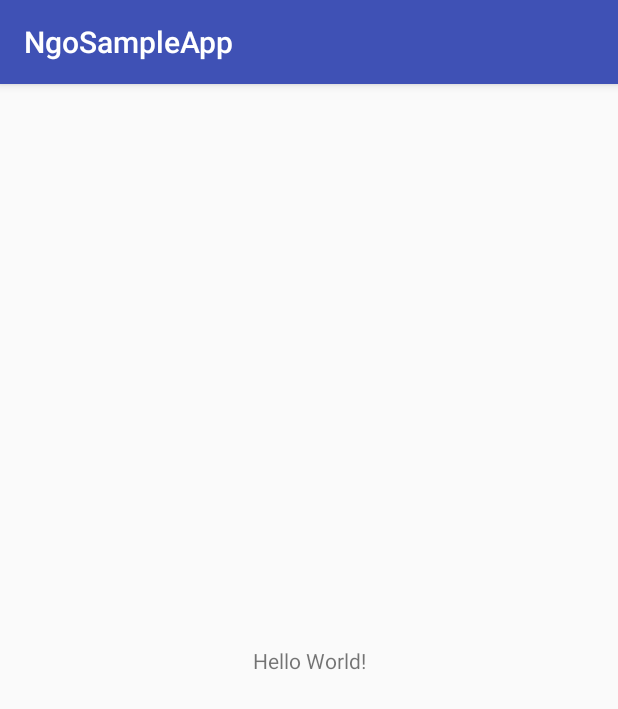
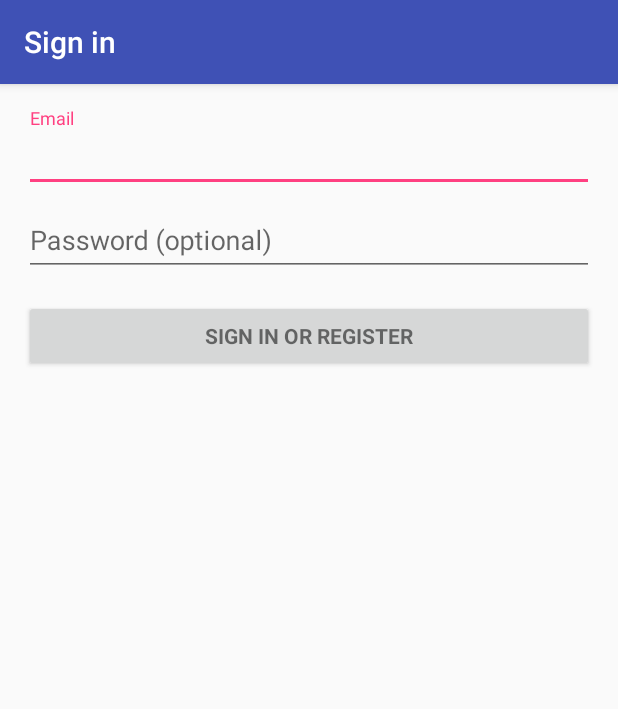
Before and after one commit to mun-sathish/NgoSampleApp, an Android app: the screen it shows after launch (MainActivity before the commit, LoginActivity after it), on a phone screen of 412 x 824 dp. Shown: the top 709 px of the screen. Run offline under Robolectric (Android 15) with nearby library versions, the light colour scheme and no system bars.

Commit message:
setting up

```diff
--- a/app/build.gradle
+++ b/app/build.gradle
@@ -22,8 +22,10 @@ dependencies {
     implementation fileTree(dir: 'libs', include: ['*.jar'])
     implementation 'com.android.support:appcompat-v7:26.1.0'
     implementation 'com.android.support.constraint:constraint-layout:1.1.0'
+    implementation 'com.android.support:design:26.1.0'
     testImplementation 'junit:junit:4.12'
     androidTestImplementation 'com.android.support.test:runner:1.0.2'
     androidTestImplementation 'com.android.support.test.espresso:espresso-core:3.0.2'
     implementation 'com.android.volley:volley:1.1.0'
+
 }
--- a/app/src/main/java/sathish/ngosampleapp/MainActivity.java
+++ b/app/src/main/java/sathish/ngosampleapp/MainActivity.java
@@ -1,7 +1,10 @@
 package sathish.ngosampleapp;
 
+import android.content.Intent;
+import android.os.Bundle;
 import android.support.v7.app.AppCompatActivity;
-import android.os.Bundle;
+
+import sathish.ngosampleapp.activity.LoginActivity;
 
 public class MainActivity extends AppCompatActivity {
 
@@ -9,5 +12,7 @@ public class MainActivity extends AppCompatActivity {
     protected void onCreate(Bundle savedInstanceState) {
         super.onCreate(savedInstanceState);
         setContentView(R.layout.activity_main);
+        Intent i = new Intent(this, LoginActivity.class);
+        startActivity(i);
     }
 }
--- /dev/null
+++ b/app/src/main/res/layout/activity_login.xml
@@ -0,0 +1,78 @@
+<?xml version="1.0" encoding="utf-8"?>
+<LinearLayout xmlns:android="http://schemas.android.com/apk/res/android"
+    xmlns:tools="http://schemas.android.com/tools"
+    android:layout_width="match_parent"
+    android:layout_height="match_parent"
+    android:gravity="center_horizontal"
+    android:orientation="vertical"
+    android:paddingBottom="@dimen/activity_vertical_margin"
+    android:paddingLeft="@dimen/activity_horizontal_margin"
+    android:paddingRight="@dimen/activity_horizontal_margin"
+    android:paddingTop="@dimen/activity_vertical_margin"
+    tools:context=".activity.LoginActivity">
+
+    <!-- Login progress -->
+    <ProgressBar
+        android:id="@+id/login_progress"
+        style="?android:attr/progressBarStyleLarge"
+        android:layout_width="wrap_content"
+        android:layout_height="wrap_content"
+        android:layout_marginBottom="8dp"
+        android:visibility="gone" />
+
+    <ScrollView
+        android:id="@+id/login_form"
+        android:layout_width="match_parent"
+        android:layout_height="match_parent">
+
+        <LinearLayout
+            android:id="@+id/email_login_form"
+            android:layout_width="match_parent"
+            android:layout_height="wrap_content"
+            android:orientation="vertical">
+
+            <android.support.design.widget.TextInputLayout
+                android:layout_width="match_parent"
+                android:layout_height="wrap_content">
+
+                <AutoCompleteTextView
+                    android:id="@+id/email"
+                    android:layout_width="match_parent"
+                    android:layout_height="wrap_content"
+                    android:hint="@string/prompt_email"
+                    android:inputType="textEmailAddress"
+                    android:maxLines="1"
+                    android:singleLine="true" />
+
+            </android.support.design.widget.TextInputLayout>
+
+            <android.support.design.widget.TextInputLayout
+                android:layout_width="match_parent"
+                android:layout_height="wrap_content">
+
+                <EditText
+                    android:id="@+id/password"
+                    android:layout_width="match_parent"
+                    android:layout_height="wrap_content"
+                    android:hint="@string/prompt_password"
+                    android:imeActionId="6"
+                    android:imeActionLabel="@string/action_sign_in_short"
+                    android:imeOptions="actionUnspecified"
+                    android:inputType="textPassword"
+                    android:maxLines="1"
+                    android:singleLine="true" />
+
+            </android.support.design.widget.TextInputLayout>
+
+            <Button
+                android:id="@+id/email_sign_in_button"
+                style="?android:textAppearanceSmall"
+                android:layout_width="match_parent"
+                android:layout_height="wrap_content"
+                android:layout_marginTop="16dp"
+                android:text="@string/action_sign_in"
+                android:textStyle="bold" />
+
+        </LinearLayout>
+    </ScrollView>
+</LinearLayout>
--- a/app/src/main/res/mipmap-anydpi-v26/ic_launcher.xml
+++ /dev/null
@@ -1,5 +0,0 @@
-<?xml version="1.0" encoding="utf-8"?>
-<adaptive-icon xmlns:android="http://schemas.android.com/apk/res/android">
-    <background android:drawable="@drawable/ic_launcher_background" />
-    <foreground android:drawable="@drawable/ic_launcher_foreground" />
-</adaptive-icon>
--- /dev/null
+++ b/app/src/main/res/values/dimens.xml
@@ -0,0 +1,5 @@
+<resources>
+    <!-- Default screen margins, per the Android Design guidelines. -->
+    <dimen name="activity_horizontal_margin">16dp</dimen>
+    <dimen name="activity_vertical_margin">16dp</dimen>
+</resources>
--- a/app/src/main/res/values/strings.xml
+++ b/app/src/main/res/values/strings.xml
@@ -1,3 +1,17 @@
 <resources>
-    <string name="app_name">NgoSampleApp</string>
+    <string name="app_name">SSB</string>
+    <string name="title_activity_login">Sign in</string>
+
+    <!-- Strings related to login -->
+    <string name="prompt_email">Email</string>
+    <string name="prompt_password">Password (optional)</string>
+    <string name="action_sign_in">Sign in or register</string>
+    <string name="action_sign_in_short">Sign in</string>
+    <string name="error_invalid_email">This email address is invalid</string>
+    <string name="error_invalid_password">This password is too short</string>
+    <string name="error_incorrect_password">This password is incorrect</string>
+    <string name="error_field_required">This field is required</string>
+    <string name="permission_rationale">"Contacts permissions are needed for providing email
+        completions."
+    </string>
 </resources>
```
Also changed, not shown: app/src/main/AndroidManifest.xml (+8 -0 lines), app/src/main/java/sathish/ngosampleapp/activity/LoginActivity.java (added, +208 -0 lines), app/src/main/java/sathish/ngosampleapp/dto/ConstModel.java (added, +26 -0 lines), app/src/main/java/sathish/ngosampleapp/util/Const.java (added, +34 -0 lines), app/src/main/res/mipmap-hdpi/ic_launcher.png, app/src/main/res/mipmap-mdpi/ic_launcher.png, app/src/main/res/mipmap-xhdpi/ic_launcher.png, app/src/main/res/mipmap-xxhdpi/ic_launcher.png, app/src/main/res/mipmap-xxxhdpi/ic_launcher.png.
